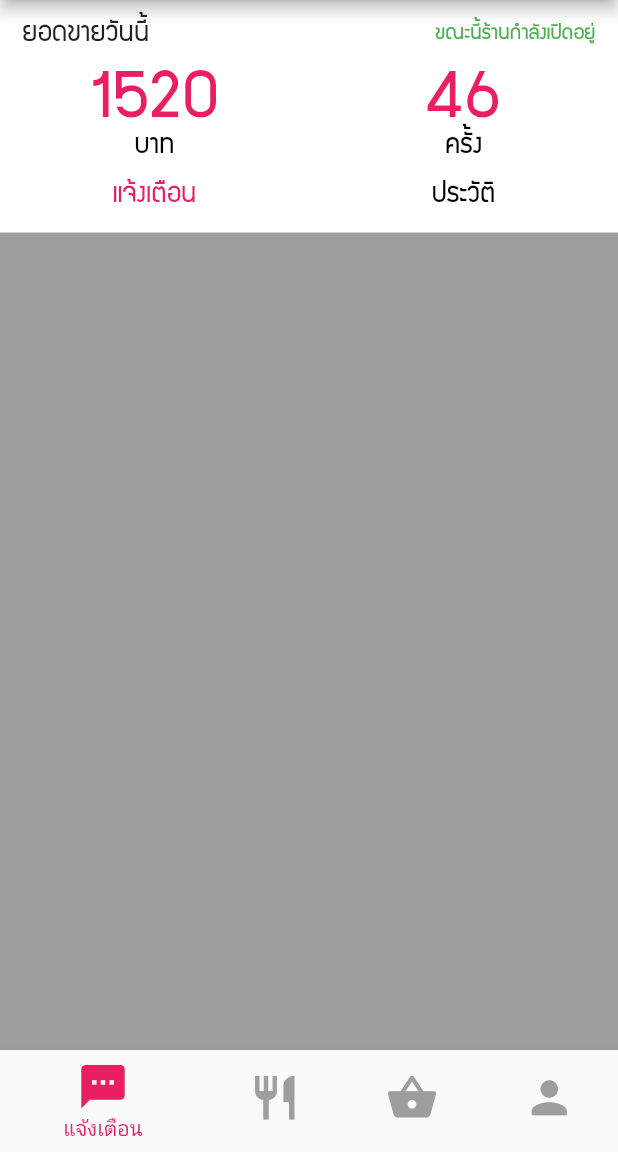
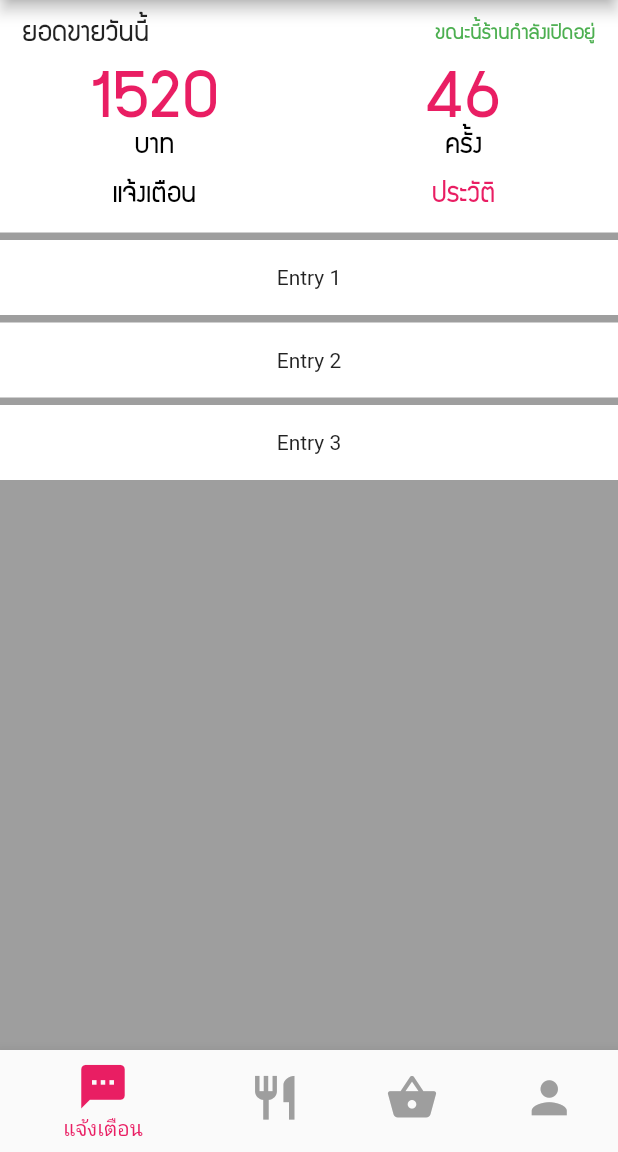
Before and after one commit to benzjakk/khanomfood, a Flutter app: the screen it shows after launch, after a tap on "ประวัติ", on a phone screen of 412 x 824 dp, the part 84-1236 px from its top. Run offline on Flutter 3.47's test engine with Material 2 defaults, Android fonts, the phone set to English and light mode, and no system bars.

Commit message:
update notiPage

```diff
--- a/khanomfood/lib/ui/pages/notification_page.dart
+++ b/khanomfood/lib/ui/pages/notification_page.dart
@@ -28,11 +28,24 @@ class NotificationPageChild extends StatefulWidget {
 }
 
 class _NotificationPageState extends State<NotificationPageChild> {
-  int _counter = 0;
+  final List<String> entries = <String>['1', '2', '3'];
+  bool noti = true;
+  Color notiColor = Colors.pink;
+  Color hisColor = Colors.black;
 
-  void _incrementCounter() {
+  void notiPress() {
     setState(() {
-      _counter++;
+      noti = true;
+      notiColor = Colors.pink;
+      hisColor = Colors.black;
+    });
+  }
+
+  void hisPress() {
+    setState(() {
+      noti = false;
+      notiColor = Colors.black;
+      hisColor = Colors.pink;
     });
   }
 
@@ -46,12 +59,10 @@ class _NotificationPageState extends State<NotificationPageChild> {
           style: TextStyle(fontFamily: 'Righteous', fontSize: 35),
         ),
       ),
-      body: Row(
+      body: Column(
         children: <Widget>[
-          Expanded(
-            child: Container(
+          Container(
             color: Colors.white,
-              height: 155,
             child: Column(
               children: <Widget>[
                 Row(
@@ -60,8 +71,8 @@ class _NotificationPageState extends State<NotificationPageChild> {
                       padding: const EdgeInsets.all(15.0),
                       child: Text(
                         'ยอดขายวันนี้',
-                          style: TextStyle(
-                              fontFamily: 'supermarket', fontSize: 20),
+                        style:
+                            TextStyle(fontFamily: 'supermarket', fontSize: 20),
                       ),
                     ),
                     Spacer(),
@@ -121,23 +132,23 @@ class _NotificationPageState extends State<NotificationPageChild> {
                     ]),
                     TableRow(children: [
                       FlatButton(
-                          onPressed: () => {},
+                        onPressed: notiPress,
                         child: Text(
                           'แจ้งเตือน',
                           style: TextStyle(
                               fontFamily: 'supermarket',
                               fontSize: 20,
-                                color: Colors.pink),
+                              color: notiColor),
                         ),
                       ),
                       FlatButton(
-                          onPressed: () => {},
+                        onPressed: hisPress,
                         child: Text(
                           'ประวัติ',
                           style: TextStyle(
                               fontFamily: 'supermarket',
                               fontSize: 20,
-                                color: Colors.black),
+                              color: hisColor),
                         ),
                       ),
                     ]),
@@ -146,9 +157,50 @@ class _NotificationPageState extends State<NotificationPageChild> {
               ],
             ),
           ),
-          )
+          StreamBuilder(
+              builder: (BuildContext context, AsyncSnapshot asyncSnapshot) {
+            if (noti) {
+              return notification(context);
+            } else {
+              return history(context);
+            }
+          })
         ],
       ),
     );
   }
+
+  Widget notification(BuildContext context) {
+    return Expanded(
+        child: ListView.builder(
+            padding: const EdgeInsets.fromLTRB(0, 5, 0, 0),
+            itemCount: entries.length,
+            itemBuilder: (BuildContext context, int index) {
+              return Padding(
+                padding: const EdgeInsets.fromLTRB(0, 0, 0, 5),
+                child: Container(
+                  height: 150,
+                  color: Colors.white,
+                  child: Center(child: Text('Entry ${entries[index]}')),
+                ),
+              );
+            }));
   }
+
+  Widget history(BuildContext context) {
+    return Expanded(
+        child: ListView.builder(
+            padding: const EdgeInsets.fromLTRB(0, 5, 0, 0),
+            itemCount: entries.length,
+            itemBuilder: (BuildContext context, int index) {
+              return Padding(
+                padding: const EdgeInsets.fromLTRB(0, 0, 0, 5),
+                child: Container(
+                  height: 50,
+                  color: Colors.white,
+                  child: Center(child: Text('Entry ${entries[index]}')),
+                ),
+              );
+            }));
+  }
+}
```
Also changed, not shown: khanomfood/lib/ui/pages/kitchen_page.dart (+20 -7 lines). Lines whose indentation alone changed are shown as unchanged.
